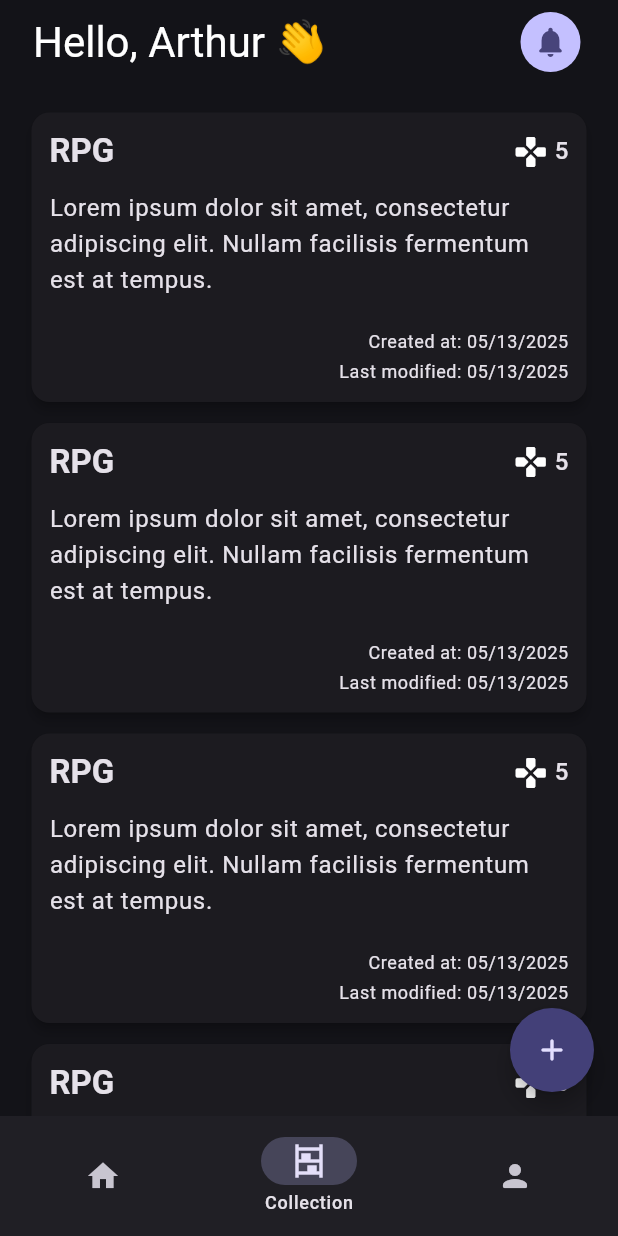
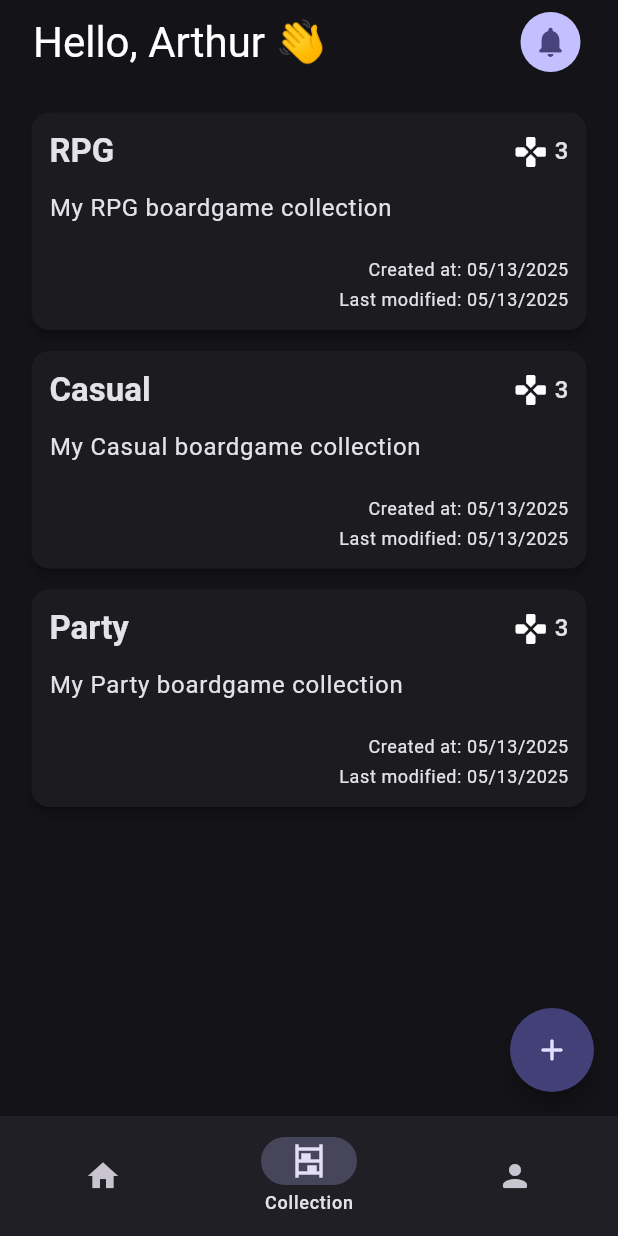
Before and after one commit to ArthurFcc/project_emperor, a Flutter app: the screen it shows after launch, item 2 of the bottom bar chosen, on a phone screen of 412 x 824 dp. Run offline on Flutter 3.47's test engine with Material 3 defaults, Android fonts, the phone set to English and light mode, and no system bars; our stand-ins replace equatable, flutter_bloc.

Commit message:
Collection listing implementation

```diff
--- /dev/null
+++ b/lib/bloc/collections/collection_list_cubit.dart
@@ -0,0 +1,27 @@
+import 'package:boardgame_collector/service/collection/collection_data.dart';
+import 'package:boardgame_collector/service/collection/collection_service.dart';
+import 'package:boardgame_collector/service/shared/fetch_status.dart';
+import 'package:equatable/equatable.dart';
+import 'package:flutter_bloc/flutter_bloc.dart';
+
+part 'collection_list_state.dart';
+
+final class CollectionListCubit extends Cubit<CollectionListState> {
+  CollectionListCubit() : super(CollectionListState());
+
+  final collectionService = CollectionService();
+
+  Future<void> fetchData() async {
+    emit(state.copyWith(status: FetchStatus.loading));
+
+    final collections = await collectionService.fetchCollections();
+
+    emit(
+      state.copyWith(
+        status: FetchStatus.success,
+        collections: collections,
+        hasReachedMax: true,
+      ),
+    );
+  }
+}
--- /dev/null
+++ b/lib/bloc/collections/collection_list_state.dart
@@ -0,0 +1,28 @@
+part of 'collection_list_cubit.dart';
+
+final class CollectionListState extends Equatable {
+  const CollectionListState({
+    this.hasReachedMax = false,
+    this.status = FetchStatus.initial,
+    this.collections = const <CollectionData>[],
+  });
+
+  final FetchStatus status;
+  final bool hasReachedMax;
+  final List<CollectionData> collections;
+
+  CollectionListState copyWith({
+    FetchStatus? status,
+    List<CollectionData>? collections,
+    bool? hasReachedMax,
+  }) {
+    return CollectionListState(
+      status: status ?? this.status,
+      collections: collections ?? this.collections,
+      hasReachedMax: hasReachedMax ?? this.hasReachedMax,
+    );
+  }
+
+  @override
+  List<Object?> get props => [status, collections, hasReachedMax];
+}
--- a/lib/main.dart
+++ b/lib/main.dart
@@ -1,3 +1,4 @@
+import 'package:boardgame_collector/bloc/collections/collection_list_cubit.dart';
 import 'package:boardgame_collector/bloc/layout/navigation_cubit.dart';
 import 'package:boardgame_collector/pages/collection/collection_list.dart';
 import 'package:boardgame_collector/pages/home/home.dart';
@@ -22,8 +23,11 @@ class MyApp extends StatelessWidget {
       title: 'Boardgame and Miniature Collector',
       debugShowCheckedModeBanner: false,
       theme: AppTheme.dark,
-      home: BlocProvider(
-        create: (_) => NavigationCubit(),
+      home: MultiBlocProvider(
+        providers: [
+          BlocProvider(create: (context) => NavigationCubit()),
+          BlocProvider(create: (_) => CollectionListCubit()),
+        ],
         child: BlocBuilder<NavigationCubit, int>(
           builder:
               (context, state) => Scaffold(
--- a/lib/pages/collection/collection_list.dart
+++ b/lib/pages/collection/collection_list.dart
@@ -1,7 +1,9 @@
-import 'package:boardgame_collector/components/inputs/my_textinput.dart';
+import 'package:boardgame_collector/bloc/collections/collection_list_cubit.dart';
 import 'package:boardgame_collector/pages/collection/new_collection.dart';
 import 'package:boardgame_collector/pages/collection/widgets/collection_card.dart';
+import 'package:boardgame_collector/service/shared/fetch_status.dart';
 import 'package:flutter/material.dart';
+import 'package:flutter_bloc/flutter_bloc.dart';
 
 class CollectionList extends StatefulWidget {
   const CollectionList({super.key});
@@ -12,20 +14,38 @@ class CollectionList extends StatefulWidget {
 
 class _CollectionListState extends State<CollectionList> {
   @override
+  void initState() {
+    super.initState();
+    BlocProvider.of<CollectionListCubit>(context).fetchData();
+  }
+
+  @override
   Widget build(BuildContext context) {
     return Scaffold(
-      body: ListView.builder(
-        itemCount: 7,
-        shrinkWrap: true,
-        padding: EdgeInsets.symmetric(vertical: 12),
-        itemBuilder:
-            (context, index) => CollectionCard(
-              id: 1,
-              boardgameCount: 5,
-              description:
-                  "Lorem ipsum dolor sit amet, consectetur adipiscing elit. Nullam facilisis fermentum est at tempus.",
-              title: "RPG",
-            ),
+      body: BlocBuilder<CollectionListCubit, CollectionListState>(
+        builder:
+            (context, state) =>
+                state.status == FetchStatus.loading
+                    ? Center(
+                      child: SizedBox(
+                        height: 24,
+                        width: 24,
+                        child: CircularProgressIndicator(),
+                      ),
+                    )
+                    : ListView.builder(
+                      itemCount: state.collections.length,
+                      shrinkWrap: true,
+                      padding: EdgeInsets.symmetric(vertical: 12),
+                      itemBuilder:
+                          (context, index) => CollectionCard(
+                            id: state.collections[index].id,
+                            boardgameCount:
+                                state.collections[index].numberOfGames,
+                            description: state.collections[index].description,
+                            title: state.collections[index].title,
+                          ),
+                    ),
       ),
       floatingActionButton: FloatingActionButton(
         shape: CircleBorder(),
--- a/lib/service/collection/collection_data.dart
+++ b/lib/service/collection/collection_data.dart
@@ -10,12 +10,12 @@ class CollectionData extends Entity {
   late int numberOfMiniatures;
 
   CollectionData(
-    super.id,
-    this.title,
-    this.description,
-    this.boardGames,
-    this.miniatures,
-  ) {
+    super.id, {
+    required this.title,
+    required this.description,
+    required this.boardGames,
+    required this.miniatures,
+  }) {
     numberOfGames = boardGames.length;
     numberOfMiniatures = miniatures.length;
   }
--- a/lib/service/http_client.dart
+++ b/lib/service/http_client.dart
@@ -0,0 +1 @@
+class HttpClient {}
--- a/lib/service/shared/entity.dart
+++ b/lib/service/shared/entity.dart
@@ -1,5 +1,5 @@
 abstract class Entity {
   final int id;
 
-  Entity(this.id);
+  const Entity(this.id);
 }
--- /dev/null
+++ b/lib/service/shared/fetch_status.dart
@@ -0,0 +1 @@
+enum FetchStatus { initial, loading, success, failure }
--- a/pubspec.yaml
+++ b/pubspec.yaml
@@ -35,6 +35,7 @@ dependencies:
   # Use with the CupertinoIcons class for iOS style icons.
   cupertino_icons: ^1.0.8
   flutter_bloc: ^9.1.0
+  equatable: ^2.0.7
 
 dev_dependencies:
   flutter_test:
```
Also changed, not shown: lib/service/collection/collection_service.dart (added, +40 -0 lines).
